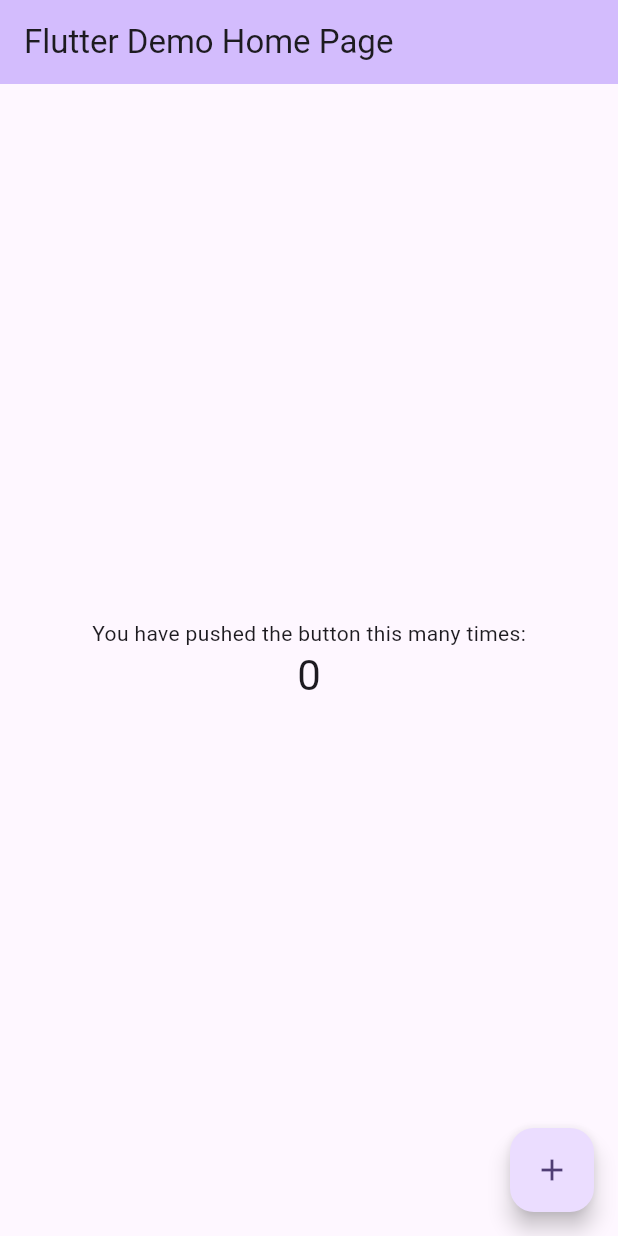
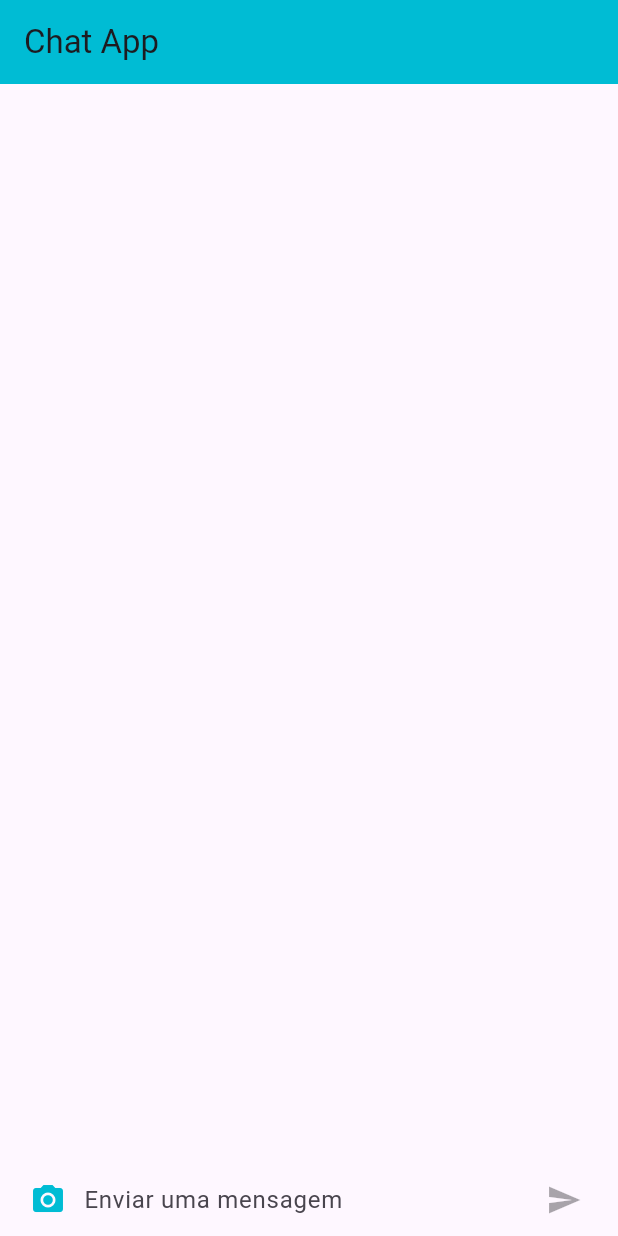
Before and after one commit to camilafbarcellos/chat-flutter, a Flutter app: the screen it shows after launch, on a phone screen of 412 x 824 dp. Run offline on Flutter 3.47's test engine with Material 3 defaults, Android fonts, the phone set to English and light mode, and no system bars; our stand-ins replace cloud_firestore, firebase_core, firebase_storage, image_picker; accounts and stored records are empty.

Commit message:
feat: add chat screen and text composer

```diff
--- a/lib/main.dart
+++ b/lib/main.dart
@@ -1,3 +1,4 @@
+import 'package:chat/screens/chat_screen.dart';
 import 'package:flutter/material.dart';
 import 'package:cloud_firestore/cloud_firestore.dart';
 import 'firebase_options.dart';
@@ -34,115 +35,12 @@
   @override
   Widget build(BuildContext context) {
     return MaterialApp(
-      title: 'Flutter Demo',
+      title: 'Chat App',
       theme: ThemeData(
-        // This is the theme of your application.
-        //
-        // TRY THIS: Try running your application with "flutter run". You'll see
-        // the application has a purple toolbar. Then, without quitting the app,
-        // try changing the seedColor in the colorScheme below to Colors.green
-        // and then invoke "hot reload" (save your changes or press the "hot
-        // reload" button in a Flutter-supported IDE, or press "r" if you used
-        // the command line to start the app).
-        //
-        // Notice that the counter didn't reset back to zero; the application
-        // state is not lost during the reload. To reset the state, use hot
-        // restart instead.
-        //
-        // This works for code too, not just values: Most code changes can be
-        // tested with just a hot reload.
         colorScheme: ColorScheme.fromSeed(seedColor: Colors.deepPurple),
         useMaterial3: true,
       ),
-      home: const MyHomePage(title: 'Flutter Demo Home Page'),
+      home: ChatScreen(),
     );
   }
 }
-
-class MyHomePage extends StatefulWidget {
-  const MyHomePage({super.key, required this.title});
-
-  // This widget is the home page of your application. It is stateful, meaning
-  // that it has a State object (defined below) that contains fields that affect
-  // how it looks.
-
-  // This class is the configuration for the state. It holds the values (in this
-  // case the title) provided by the parent (in this case the App widget) and
-  // used by the build method of the State. Fields in a Widget subclass are
-  // always marked "final".
-
-  final String title;
-
-  @override
-  State<MyHomePage> createState() => _MyHomePageState();
-}
-
-class _MyHomePageState extends State<MyHomePage> {
-  int _counter = 0;
-
-  void _incrementCounter() {
-    setState(() {
-      // This call to setState tells the Flutter framework that something has
-      // changed in this State, which causes it to rerun the build method below
-      // so that the display can reflect the updated values. If we changed
-      // _counter without calling setState(), then the build method would not be
-      // called again, and so nothing would appear to happen.
-      _counter++;
-    });
-  }
-
-  @override
-  Widget build(BuildContext context) {
-    // This method is rerun every time setState is called, for instance as done
-    // by the _incrementCounter method above.
-    //
-    // The Flutter framework has been optimized to make rerunning build methods
-    // fast, so that you can just rebuild anything that needs updating rather
-    // than having to individually change instances of widgets.
-    return Scaffold(
-      appBar: AppBar(
-        // TRY THIS: Try changing the color here to a specific color (to
-        // Colors.amber, perhaps?) and trigger a hot reload to see the AppBar
-        // change color while the other colors stay the same.
-        backgroundColor: Theme.of(context).colorScheme.inversePrimary,
-        // Here we take the value from the MyHomePage object that was created by
-        // the App.build method, and use it to set our appbar title.
-        title: Text(widget.title),
-      ),
-      body: Center(
-        // Center is a layout widget. It takes a single child and positions it
-        // in the middle of the parent.
-        child: Column(
-          // Column is also a layout widget. It takes a list of children and
-          // arranges them vertically. By default, it sizes itself to fit its
-          // children horizontally, and tries to be as tall as its parent.
-          //
-          // Column has various properties to control how it sizes itself and
-          // how it positions its children. Here we use mainAxisAlignment to
-          // center the children vertically; the main axis here is the vertical
-          // axis because Columns are vertical (the cross axis would be
-          // horizontal).
-          //
-          // TRY THIS: Invoke "debug painting" (choose the "Toggle Debug Paint"
-          // action in the IDE, or press "p" in the console), to see the
-          // wireframe for each widget.
-          mainAxisAlignment: MainAxisAlignment.center,
-          children: <Widget>[
-            const Text(
-              'You have pushed the button this many times:',
-            ),
-            Text(
-              '$_counter',
-              style: Theme.of(context).textTheme.headlineMedium,
-            ),
-          ],
-        ),
-      ),
-      floatingActionButton: FloatingActionButton(
-        onPressed: _incrementCounter,
-        tooltip: 'Increment',
-        child: const Icon(Icons.add),
-      ), // This trailing comma makes auto-formatting nicer for build methods.
-    );
-  }
-}
--- /dev/null
+++ b/lib/screens/chat_screen.dart
@@ -0,0 +1,101 @@
+import 'dart:io';
+import '/screens/text_composer.dart';
+import 'package:cloud_firestore/cloud_firestore.dart';
+import 'package:flutter/material.dart';
+import 'package:image_picker/image_picker.dart';
+import 'package:flutter/foundation.dart' show kIsWeb;
+import 'package:firebase_storage/firebase_storage.dart' as firebase_storage;
+
+class ChatScreen extends StatefulWidget{
+  @override
+  State<StatefulWidget> createState() {
+    return ChatScreenState();
+  }
+}
+class ChatScreenState extends State<ChatScreen>{
+  final CollectionReference _mensagens =
+      FirebaseFirestore.instance.collection("mensagens");
+
+  @override
+  Widget build(BuildContext context) {
+     return Scaffold(
+       appBar: AppBar(
+         title: Text("Chat App"),
+         backgroundColor: Colors.cyan,
+       ),
+       body: Column(
+         children: <Widget> [
+           Expanded(child: StreamBuilder<QuerySnapshot>(
+             stream: _mensagens.orderBy('time').snapshots(),
+             builder: (context, snapshot) {
+                 switch (snapshot.connectionState){
+                   case ConnectionState.waiting :
+                     return Center(child: CircularProgressIndicator());
+                   default :
+                     List<DocumentSnapshot> documents =
+                         snapshot.data!.docs.reversed.toList();
+                     return ListView.builder(
+                       itemCount: documents.length,
+                       reverse: true,
+                       itemBuilder: (context, index){
+                         return Container(
+                           margin: EdgeInsets.symmetric(vertical: 10, horizontal: 10),
+                           child: Row(
+                             children: <Widget> [
+                               Expanded(child: Column(
+                                 children: <Widget> [
+                                   documents[index].get('url') != "" ?
+                                       Image.network(documents[index].get('url'),
+                                         width: 150) :
+                                       Text(documents[index].get('text'),
+                                       style: TextStyle(fontSize: 16),)
+                                 ],
+                               ))
+                             ],
+                           ),
+                         );
+                       },
+                     );
+                 }
+             },
+           )),
+           TextComposer(_sendMessage),
+         ],
+       )
+     );
+  }
+
+  void _sendMessage({String? text, XFile? imgFile}) async {
+    final CollectionReference _mensagens =
+          FirebaseFirestore.instance.collection("mensagens");
+    Map<String, dynamic> data = {
+      'time' : Timestamp.now(),
+      'url'  : '',
+    };
+
+    if (imgFile != null){ // chegou um arquivo de imagem
+      firebase_storage.UploadTask uploadTask;
+      firebase_storage.Reference ref =
+           firebase_storage.FirebaseStorage.instance
+           .ref()
+           .child("imgs")
+           .child(DateTime.now().millisecondsSinceEpoch.toString());
+      final metadados = firebase_storage.SettableMetadata(
+        contentType: "image/jpeg",
+        customMetadata: {"picked-file-path" : imgFile.path}
+      );
+      if (kIsWeb){ // se estiver na plataforma WEB
+          uploadTask = ref.putData(await imgFile.readAsBytes(), metadados);
+      }else{  // se for outra plataforma
+          uploadTask = ref.putFile(File(imgFile.path), metadados);
+      }
+      var taskSnapshot = await uploadTask;
+      String imageUrl = "";
+      imageUrl = await taskSnapshot.ref.getDownloadURL(); //URL da imagem no storage
+      data['url'] = imageUrl;
+    }else{ // se chegou apenas texto
+        data['text'] = text;
+    }
+    _mensagens.add(data);
+  }
+}
--- /dev/null
+++ b/lib/screens/text_composer.dart
@@ -0,0 +1,73 @@
+import 'package:flutter/material.dart';
+import 'package:image_picker/image_picker.dart';
+
+class TextComposer extends StatefulWidget{
+  TextComposer(this.sendMessage);
+  final Function({String text, XFile imgFile}) sendMessage;
+
+  @override
+  State<StatefulWidget> createState() {
+     return TextComposerState();
+  }
+}
+
+class TextComposerState extends State<TextComposer>{
+  final _textController = TextEditingController();
+  bool _isComposing = false;
+  final picker = ImagePicker();
+
+  @override
+  Widget build(BuildContext context) {
+    return IconTheme(
+        data: IconThemeData(color: Colors.cyan),
+        child: Container(
+          margin: const EdgeInsets.symmetric(horizontal: 8.0),
+          child: Row(
+           children: <Widget>[
+             Container(
+               child: IconButton(icon: Icon(Icons.photo_camera),
+               onPressed: () async{
+                 final img = await picker.pickImage(source: ImageSource.camera);
+                 if (img == null)
+                   return;
+                 widget.sendMessage(imgFile : img);
+               },),
+             ),
+             Expanded(child: TextField(
+               controller: _textController,
+               decoration: InputDecoration.collapsed(hintText: "Enviar uma mensagem"),
+               onChanged: (text){
+                 setState(() {
+                   _isComposing = text.length > 0;
+                 });
+               },
+               onSubmitted: (text){
+                 print(text);
+                 widget.sendMessage(text : _textController.text);
+                 _reset();
+               },
+             )),
+             Container(
+               margin: const EdgeInsets.symmetric(horizontal: 4.0),
+               child: IconButton(
+                 icon : Icon(Icons.send),
+                 onPressed: _isComposing ? (){
+                   print(_textController.text);
+                   widget.sendMessage(text : _textController.text);
+                   _reset();
+                 } : null,
+               ),
+             )
+           ],
+          ),
+        ));
+    throw UnimplementedError();
+  }
+
+  void _reset(){
+    _textController.clear();
+    setState(() {
+      _isComposing = false;
+    });
+  }
+}
```
